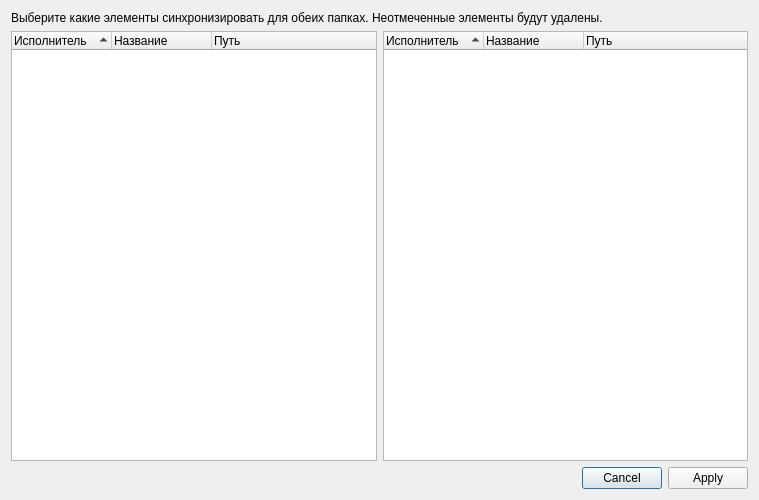
Above: ui/sync_dlg.ui from Lenex632/tag_changer before the change. Below: the same form after it.
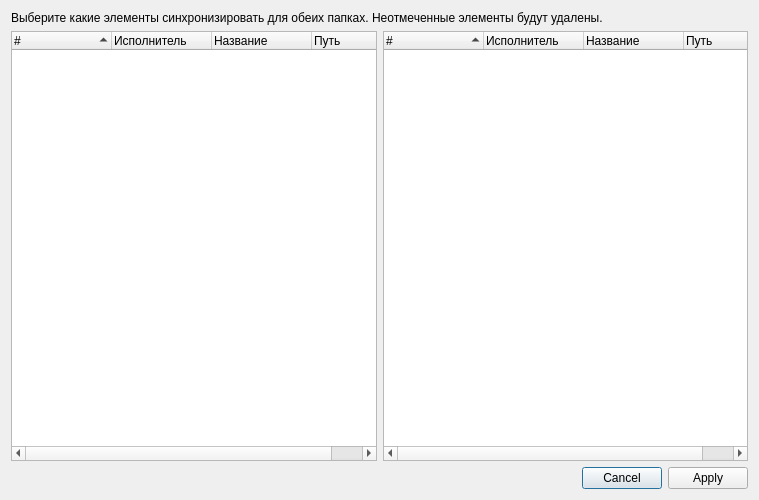
That is the form after the change.

What changed in the file:
```diff
--- a/ui/sync_dlg.ui
+++ b/ui/sync_dlg.ui
@@ -39,11 +39,16 @@
       <bool>false</bool>
      </property>
      <property name="columnCount">
-      <number>3</number>
+      <number>4</number>
      </property>
      <attribute name="headerShowSortIndicator" stdset="0">
       <bool>true</bool>
      </attribute>
+     <column>
+      <property name="text">
+       <string>#</string>
+      </property>
+     </column>
      <column>
       <property name="text">
        <string>Исполнитель</string>
@@ -79,11 +84,16 @@
       <bool>false</bool>
      </property>
      <property name="columnCount">
-      <number>3</number>
+      <number>4</number>
      </property>
      <attribute name="headerShowSortIndicator" stdset="0">
       <bool>true</bool>
      </attribute>
+     <column>
+      <property name="text">
+       <string>#</string>
+      </property>
+     </column>
      <column>
       <property name="text">
        <string>Исполнитель</string>
```
